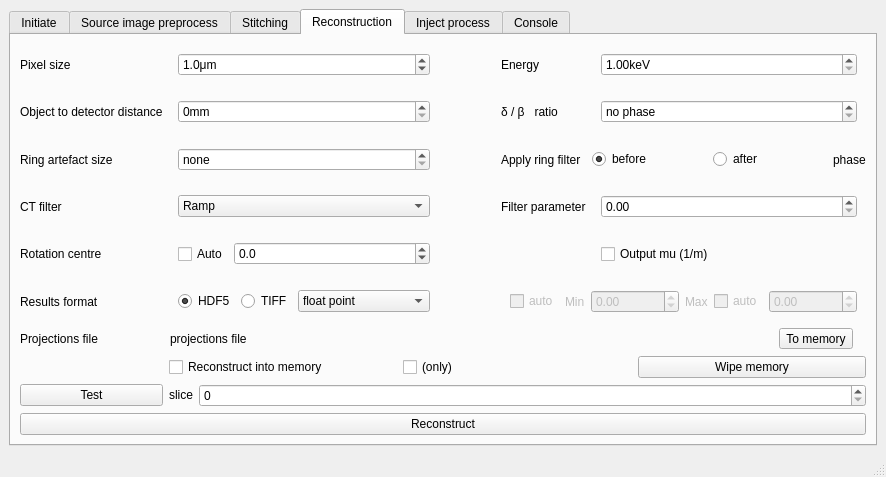
Qt form share/imblproc/imbl-ui.ui (AustralianSynchrotron/imblproc) before a commit.
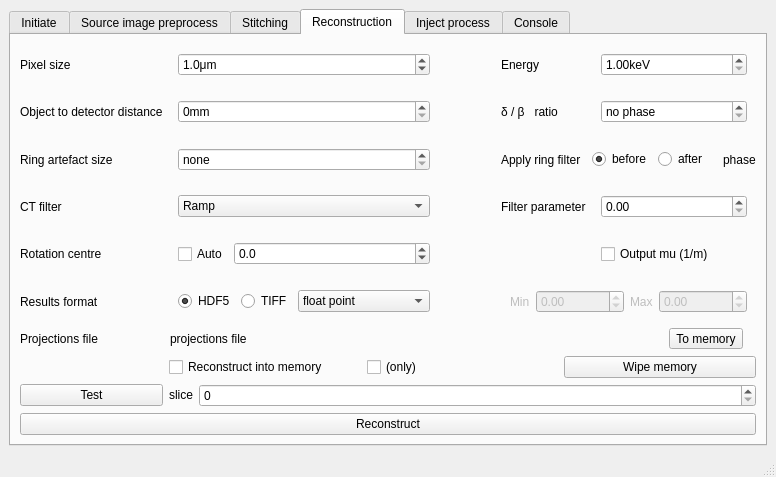
The same form after that commit. The open tabs and pages were chosen to show the change. Icons and pictures are not drawn.

```diff
--- a/share/imblproc/imbl-ui.ui
+++ b/share/imblproc/imbl-ui.ui
@@ -1957,25 +1957,6 @@
            <bool>false</bool>
           </property>
           <layout class="QHBoxLayout" name="_2">
-           <item>
-            <widget class="QCheckBox" name="autoMin">
-             <property name="sizePolicy">
-              <sizepolicy hsizetype="Fixed" vsizetype="Fixed">
-               <horstretch>0</horstretch>
-               <verstretch>0</verstretch>
-              </sizepolicy>
-             </property>
-             <property name="toolTip">
-              <string>If ticked, low threshold is calculated from the minimum of the output volume.</string>
-             </property>
-             <property name="text">
-              <string>auto</string>
-             </property>
-             <property name="saveInConfig" stdset="0">
-              <number>0</number>
-             </property>
-            </widget>
-           </item>
            <item>
             <widget class="QLabel" name="label_54">
              <property name="sizePolicy">
@@ -2018,25 +1999,6 @@
              </property>
             </widget>
            </item>
-           <item>
-            <widget class="QCheckBox" name="autoMax">
-             <property name="sizePolicy">
-              <sizepolicy hsizetype="Fixed" vsizetype="Fixed">
-               <horstretch>0</horstretch>
-               <verstretch>0</verstretch>
-              </sizepolicy>
-             </property>
-             <property name="toolTip">
-              <string>If ticked, high threshold is calculated from the maximum of the output volume.</string>
-             </property>
-             <property name="text">
-              <string>auto</string>
-             </property>
-             <property name="saveInConfig" stdset="0">
-              <number>0</number>
-             </property>
-            </widget>
-           </item>
            <item>
             <widget class="QDoubleSpinBox" name="toIntMax">
              <property name="toolTip">
```
Left out of the diff: 2 changed lines with no effect on the pictures.
